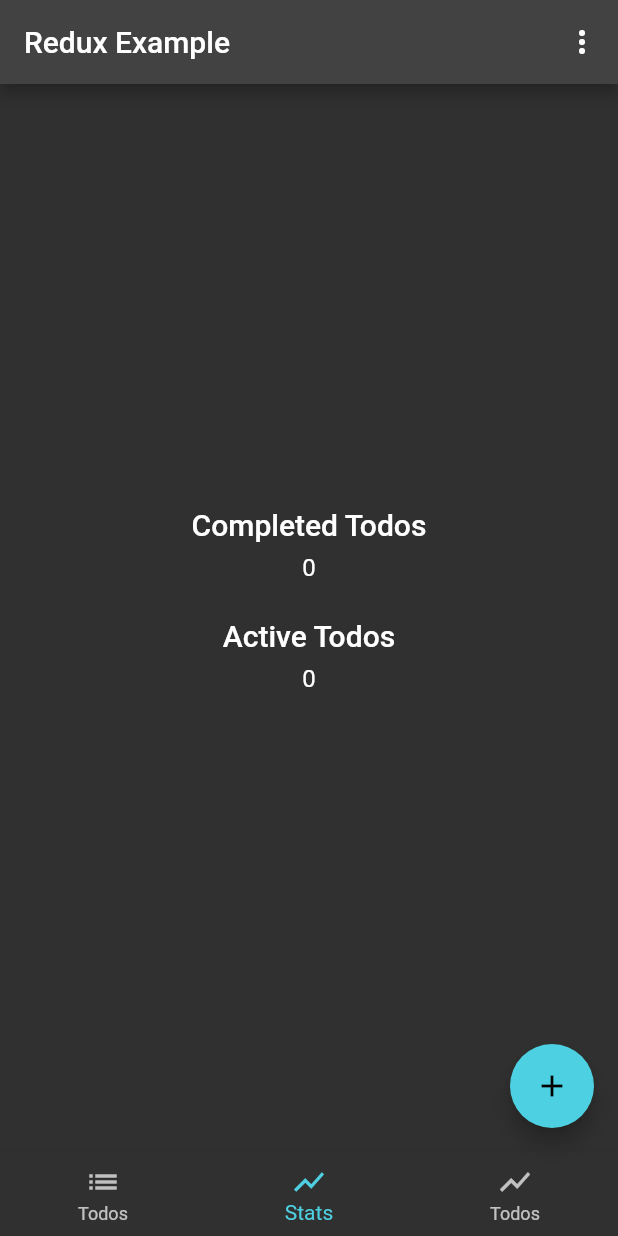
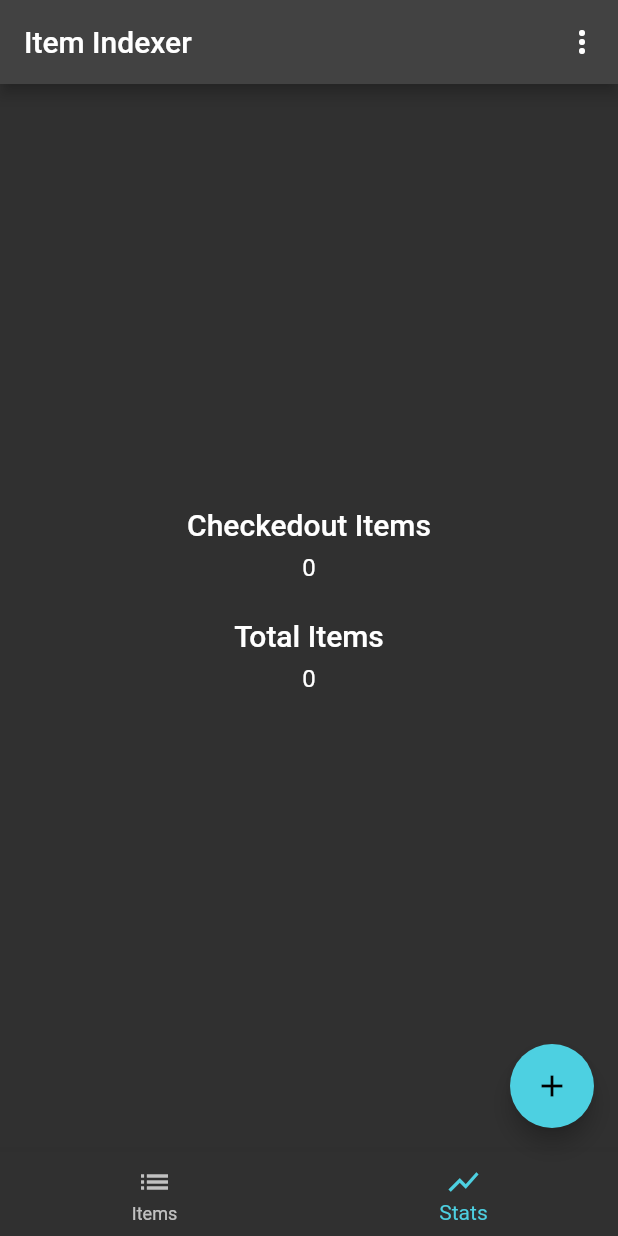
Before and after one commit to flutter-av-capture/item-indexer, a Flutter app: the screen it shows after launch, item 2 of the bottom bar chosen, on a phone screen of 412 x 824 dp. Run offline on Flutter 3.47's test engine with Material 2 defaults, Android fonts, the phone set to English and light mode, and no system bars; our stand-ins replace flutter_redux, redux, rxdart, shared_preferences; missing offline and left inert: dart:html, flutter_driver, key_value_store, key_value_store_flutter, key_value_store_web, test.

Commit message:
new design for list and stats

```diff
--- a/item_indexer/lib/containers/stats.dart
+++ b/item_indexer/lib/containers/stats.dart
@@ -36,8 +36,8 @@ class _ViewModel {
 
   static _ViewModel fromStore(Store<AppState> store) {
     return _ViewModel(
-      numActive: numActiveSelector(todosSelector(store.state)),
-      numCompleted: numCompletedSelector(todosSelector(store.state)),
+      numActive: numTotalItems(itemsSelector(store.state)),
+      numCompleted: numCheckedOutItems(itemsSelector(store.state)),
     );
   }
 
--- a/item_indexer/lib/containers/tab_selector.dart
+++ b/item_indexer/lib/containers/tab_selector.dart
@@ -27,14 +27,14 @@ class TabSelector extends StatelessWidget {
           items: AppTab.values.map((tab) {
             return BottomNavigationBarItem(
               icon: Icon(
-                tab == AppTab.todos ? Icons.list : Icons.show_chart,
-                key: tab == AppTab.todos
+                tab == AppTab.items ? Icons.list : Icons.show_chart,
+                key: tab == AppTab.items
                     ? ArchSampleKeys.todoTab
                     : ArchSampleKeys.statsTab,
               ),
               title: Text(tab == AppTab.stats
                   ? ArchSampleLocalizations.of(context).stats
-                  : ArchSampleLocalizations.of(context).todos),
+                  : "Items"),
             );
           }).toList(),
         );
--- a/item_indexer/lib/localization.dart
+++ b/item_indexer/lib/localization.dart
@@ -14,7 +14,7 @@ class ReduxLocalizations {
     );
   }
 
-  String get appTitle => 'Redux Example';
+  String get appTitle => 'Item Indexer';
 }
 
 class ReduxLocalizationsDelegate
--- a/item_indexer/lib/models/app_tab.dart
+++ b/item_indexer/lib/models/app_tab.dart
@@ -2,4 +2,4 @@
 // Use of this source code is governed by the MIT license that can be found
 // in the LICENSE file.
 
-enum AppTab { todos, stats, items }
+enum AppTab { items, stats }
--- a/item_indexer/lib/presentation/add_item_screen.dart
+++ b/item_indexer/lib/presentation/add_item_screen.dart
@@ -45,7 +45,7 @@ class _AddItemScreenState extends State<AddItemScreen> {
     return Scaffold(
       appBar: AppBar(
         title: Text(
-          "Update an Item"
+          "Add an Item"
         ),
       ),
       body: Form(
--- a/item_indexer/lib/presentation/stats_counter.dart
+++ b/item_indexer/lib/presentation/stats_counter.dart
@@ -35,7 +35,7 @@ class StatsCounter extends StatelessWidget {
           Padding(
             padding: EdgeInsets.only(bottom: 8.0),
             child: Text(
-              ArchSampleLocalizations.of(context).completedTodos,
+              "Checkedout Items",
               style: Theme.of(context).textTheme.title,
             ),
           ),
@@ -50,7 +50,7 @@ class StatsCounter extends StatelessWidget {
           Padding(
             padding: EdgeInsets.only(bottom: 8.0),
             child: Text(
-              ArchSampleLocalizations.of(context).activeTodos,
+              "Total Items",
               style: Theme.of(context).textTheme.title,
             ),
           ),
--- a/item_indexer/lib/selectors/selectors.dart
+++ b/item_indexer/lib/selectors/selectors.dart
@@ -22,6 +22,13 @@ int numActiveSelector(List<Todo> todos) =>
 
 int numCompletedSelector(List<Todo> todos) =>
     todos.fold(0, (sum, todo) => todo.complete ? ++sum : sum);
+
+
+int numTotalItems(List<Item> items) =>
+    items.fold(0, (sum, item) => ++sum);
+
+int numCheckedOutItems(List<Item> items) =>
+    items.fold(0, (sum, item) => item.checkedOut ? ++sum : sum);
 
 List<Todo> filteredTodosSelector(
   List<Todo> todos,
```
Also changed, not shown: item_indexer/lib/presentation/list_screen.dart (+12 -4 lines).
